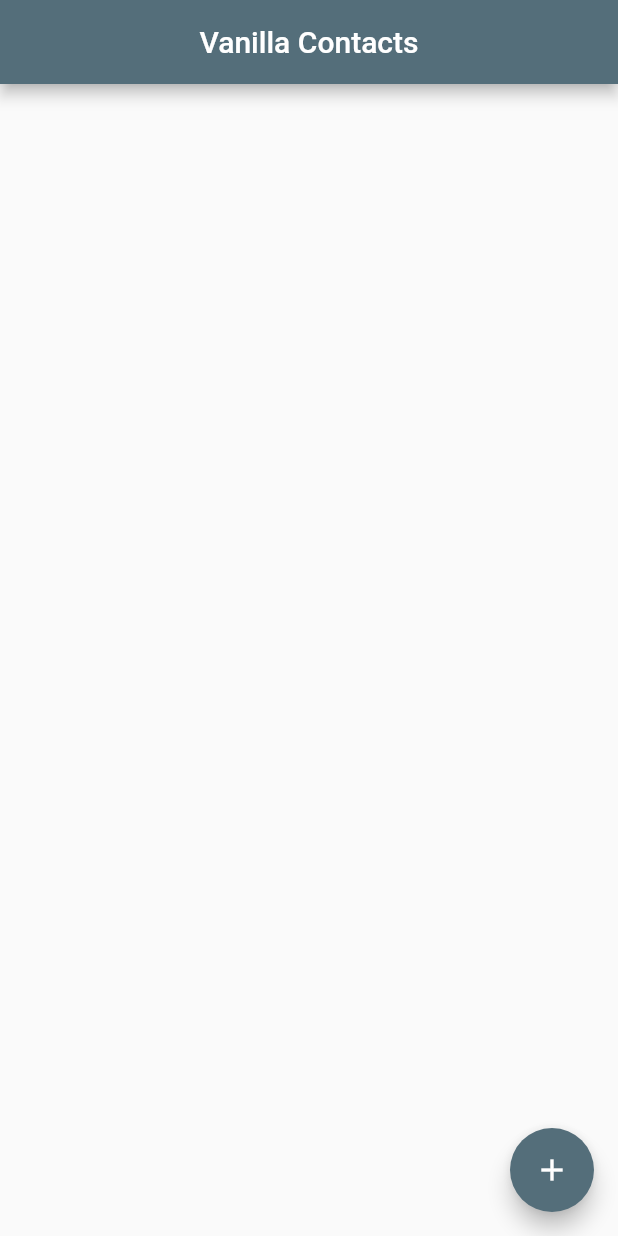
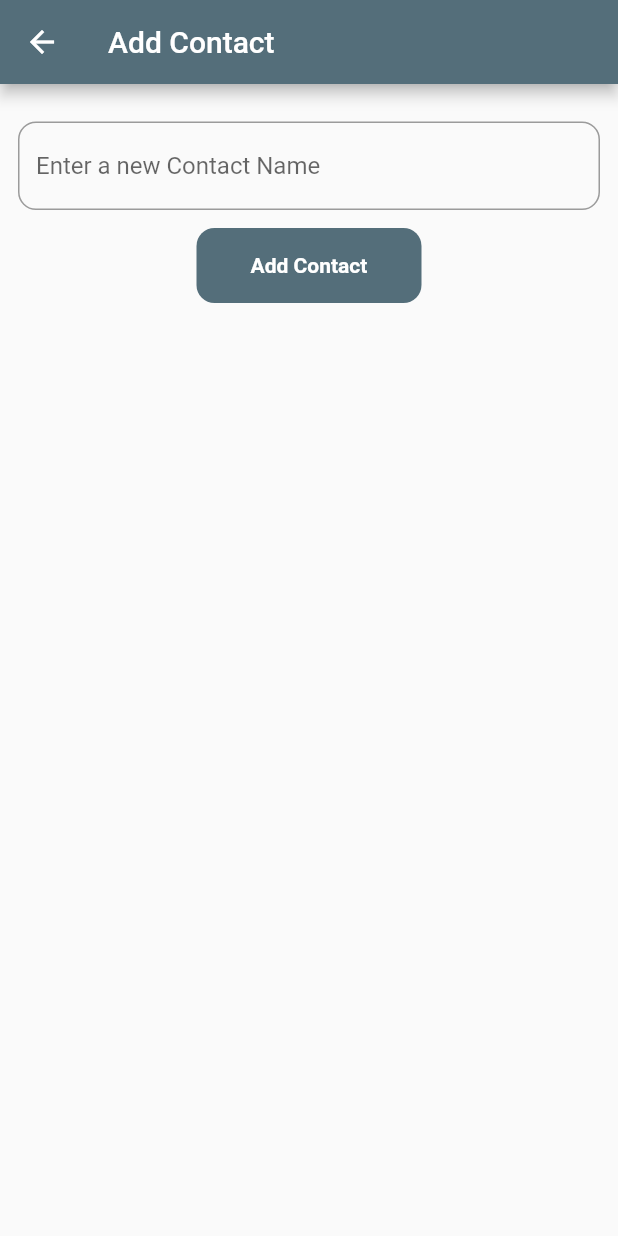
Before and after one commit to Selin-Yigit/VanillaContacts_BasicStateManagement, a Flutter app: the screen it shows after launch, after a tap on the "add" icon, on a phone screen of 412 x 824 dp. Run offline on Flutter 3.47's test engine with Material 2 defaults, Android fonts, the phone set to English and light mode, and no system bars.

Commit message:
New Contact View ile Contact ekleme sağlandı.

```diff
--- a/lib/homePageScreen.dart
+++ b/lib/homePageScreen.dart
@@ -1,5 +1,6 @@
 import 'package:flutter/material.dart';
 import 'package:vanillacontacts_course/contactBook.dart';
+import 'package:vanillacontacts_course/newContactView.dart';
 
 class HomePage extends StatelessWidget {
   const HomePage({super.key});
@@ -23,7 +24,9 @@ class HomePage extends StatelessWidget {
         },
       ),
       floatingActionButton: FloatingActionButton(
-        onPressed: () {},
+        onPressed: ()async {
+          await Navigator.of(context).pushNamed("/new-contact");
+        },
         backgroundColor: Colors.blueGrey.shade600,
         child: const Icon(Icons.add),
       ),
--- a/lib/main.dart
+++ b/lib/main.dart
@@ -1,5 +1,6 @@
 import 'package:flutter/material.dart';
 import 'package:vanillacontacts_course/homePageScreen.dart';
+import 'package:vanillacontacts_course/newContactView.dart';
 
 void main() {
   runApp(const MyApp());
@@ -13,7 +14,10 @@ class MyApp extends StatelessWidget {
   Widget build(BuildContext context) {
     return MaterialApp(
       debugShowCheckedModeBanner: false,
-      routes: {"/": (BuildContext context) => const HomePage()},
+      routes: {
+        "/": (BuildContext context) => const HomePage(),
+        "/new-contact":(BuildContext context) => const NewContactView(),
+      },
       initialRoute: "/",
     );
   }
--- /dev/null
+++ b/lib/newContactView.dart
@@ -0,0 +1,80 @@
+import 'package:flutter/material.dart';
+import 'package:vanillacontacts_course/contactBook.dart';
+import 'package:vanillacontacts_course/contactClass.dart';
+import 'package:vanillacontacts_course/homePageScreen.dart';
+
+class NewContactView extends StatefulWidget {
+  const NewContactView({super.key});
+
+  @override
+  State<NewContactView> createState() => _NewContactViewState();
+}
+
+class _NewContactViewState extends State<NewContactView> {
+  late final TextEditingController _controller;
+
+  @override
+  void initState() {
+    _controller = TextEditingController();
+    super.initState();
+  }
+
+  @override
+  void dispose() {
+    _controller.dispose();
+    super.dispose();
+  }
+
+  @override
+  Widget build(BuildContext context) {
+    return Scaffold(
+      appBar: AppBar(
+        backgroundColor: Colors.blueGrey.shade600,
+        title: const Text("Add Contact"),
+        leading: IconButton(
+            onPressed: () {
+              Navigator.of(context).pushReplacement(
+                  MaterialPageRoute(builder: (context) => HomePage()));
+            },
+            icon: const Icon(Icons.arrow_back)),
+      ),
+      body: Column(
+        children: [
+          Padding(
+            padding:
+                const EdgeInsets.only(left: 12, right: 12, top: 25, bottom: 12),
+            child: TextField(
+              controller: _controller,
+              decoration: InputDecoration(
+                hintText: "Enter a new Contact Name",
+                border: OutlineInputBorder(
+                  borderRadius: BorderRadius.circular(12),
+                ),
+              ),
+            ),
+          ),
+          Container(
+            decoration: BoxDecoration(
+              color: Colors.blueGrey.shade600,
+              borderRadius: BorderRadius.circular(12),
+            ),
+            height: 50,
+            width: 150,
+            child: TextButton(
+              onPressed: () {
+                final contact = Contact(name: _controller.text);
+                ContactBook().add(contact: contact);
+                Navigator.of(context).pop();
+              },
+              child: const Text(
+                "Add Contact",
+                style:
+                    TextStyle(color: Colors.white, fontWeight: FontWeight.bold),
+              ),
+            ),
+          ),
+        ],
+      ),
+    );
+  }
+}
```
